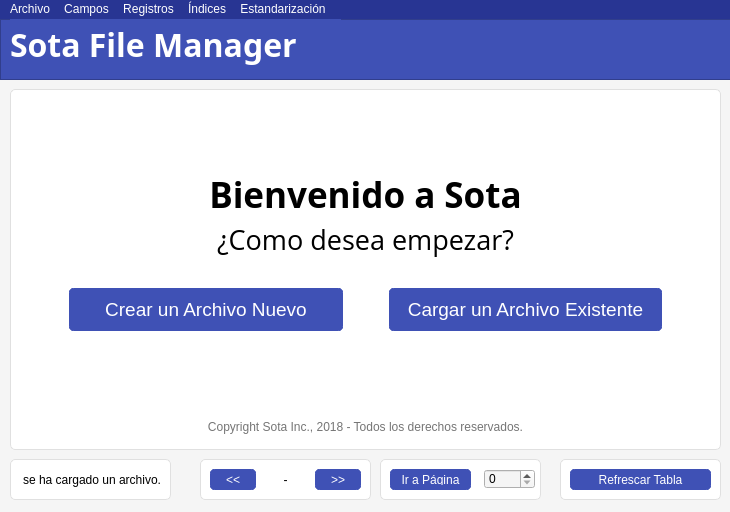
First picture: the form in MainWindow.ui, repository carlosvelaquez/ProyectoEDII, before the edit.
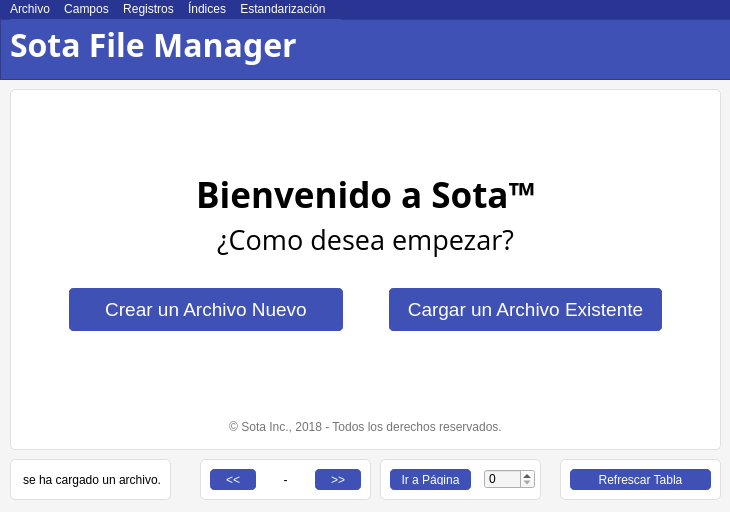
Second picture: the form after the edit.

```diff
--- a/MainWindow.ui
+++ b/MainWindow.ui
@@ -353,7 +353,7 @@
       <string notr="true"/>
      </property>
      <property name="text">
-      <string>Bienvenido a Sota</string>
+      <string>Bienvenido a Sota™</string>
      </property>
      <property name="alignment">
       <set>Qt::AlignCenter</set>
@@ -505,7 +505,7 @@
       <string notr="true">color: #757575</string>
      </property>
      <property name="text">
-      <string>Copyright Sota Inc., 2018 - Todos los derechos reservados.</string>
+      <string>© Sota Inc., 2018 - Todos los derechos reservados.</string>
      </property>
      <property name="alignment">
       <set>Qt::AlignCenter</set>
```
